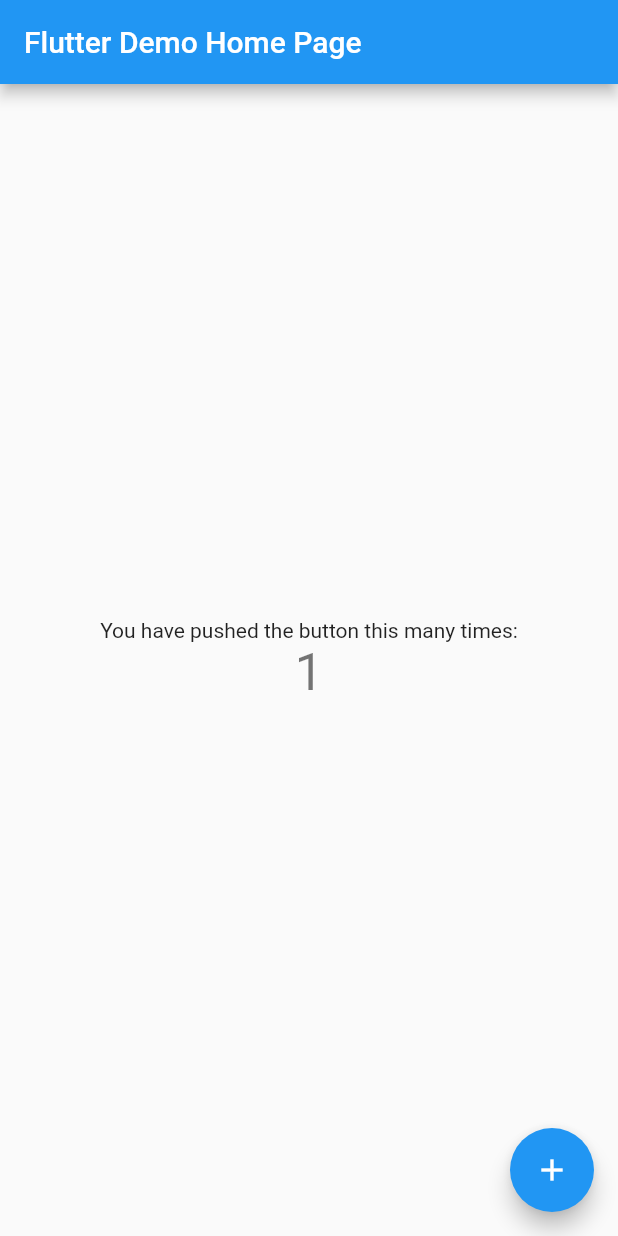
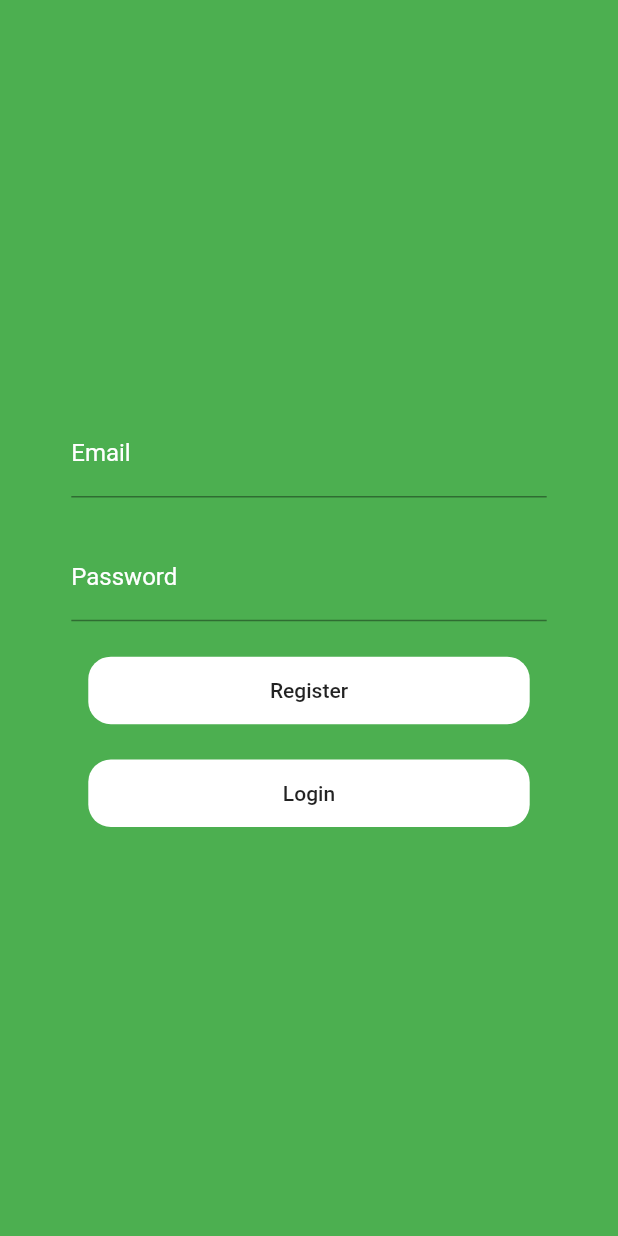
Before and after one commit to BlackBearFTW/EcoChat-Mobile, a Flutter app: the screen it shows after launch, after a tap on the "add" icon, on a phone screen of 412 x 824 dp. Run offline on Flutter 3.47's test engine with Material 2 defaults, Android fonts, the phone set to English and light mode, and no system bars.

Commit message:
defined files, defined routes: user homescreen, auth, and admin homescreen. added a button to the home screen, added auth screen, made preperations for the upcomming auth api

```diff
--- a/lib/net/api_methods.dart
+++ b/lib/net/api_methods.dart
@@ -0,0 +1,26 @@
+Future<bool> signIn(String email, String password) async {
+  //TODO send signIn to api
+
+  try {
+    // TODO send request to api
+    return true;
+  } catch (e) {
+    //TODO return error to user
+    // print(e.toString());
+    return false;
+  }
+}
+
+//not clean enough/ smooth enough for publish - but will work for now
+Future<bool> register(String email, String password) async {
+  //TODO send register to api
+
+  try {
+    //TODO call api
+    return true;
+  } catch (e) {
+    //TODO return error to user
+    // print(e.toString());
+    return false;
+  }
+}
--- a/lib/user_interface/admin/home_view.dart
+++ b/lib/user_interface/admin/home_view.dart
@@ -0,0 +1,25 @@
+// import 'package:ecochat_app/net/api_methods.dart';
+import 'package:flutter/material.dart';
+
+// import 'add_echo_chat.dart';
+
+class HomeView extends StatefulWidget {
+  const HomeView({Key? key}) : super(key: key);
+
+  @override
+  _HomeViewState createState() => _HomeViewState();
+}
+
+class _HomeViewState extends State<HomeView> {
+  // @override
+  // void initState() {
+  //   //  TODO Add functions..
+  // }
+
+  @override
+  Widget build(BuildContext context) {
+    return const Scaffold(
+      body: Text("homeview Admin"),
+    );
+  }
+}
--- a/lib/user_interface/authentication.dart
+++ b/lib/user_interface/authentication.dart
@@ -0,0 +1,118 @@
+import 'package:flutter/cupertino.dart';
+import 'package:flutter/material.dart';
+import 'package:ecochat_app/net/api_methods.dart';
+
+import 'admin/home_view.dart';
+
+class Authentication extends StatefulWidget {
+  const Authentication({Key? key}) : super(key: key);
+
+  @override
+  _AuthenticationState createState() => _AuthenticationState();
+}
+
+class _AuthenticationState extends State<Authentication> {
+  final TextEditingController _emailField = TextEditingController();
+  final TextEditingController _passwordField = TextEditingController();
+
+  @override
+  Widget build(BuildContext context) {
+    return Scaffold(
+      body: Container(
+          width: MediaQuery.of(context).size.width,
+          height: MediaQuery.of(context).size.height,
+          decoration: const BoxDecoration(
+            color: Colors.green,
+          ),
+          child: Column(
+            mainAxisAlignment: MainAxisAlignment.center,
+            children: [
+              SizedBox(
+                width: MediaQuery.of(context).size.width / 1.3,
+                child: TextFormField(
+                  style: const TextStyle(color: Colors.white),
+                  controller: _emailField,
+                  decoration: const InputDecoration(
+                    hintText: "Email",
+                    hintStyle: TextStyle(
+                      color: Colors.white,
+                    ),
+                    labelText: "Email",
+                    labelStyle: TextStyle(
+                      color: Colors.white,
+                    ),
+                  ),
+                ),
+              ),
+              SizedBox(height: MediaQuery.of(context).size.height / 35),
+              SizedBox(
+                width: MediaQuery.of(context).size.width / 1.3,
+                child: TextFormField(
+                  style: const TextStyle(color: Colors.white),
+                  controller: _passwordField,
+                  obscureText: true,
+                  decoration: const InputDecoration(
+                    hintText: "Password",
+                    hintStyle: TextStyle(
+                      color: Colors.white,
+                    ),
+                    labelText: "Password",
+                    labelStyle: TextStyle(
+                      color: Colors.white,
+                    ),
+                  ),
+                ),
+              ),
+              SizedBox(height: MediaQuery.of(context).size.height / 35),
+              Container(
+                width: MediaQuery.of(context).size.width / 1.4,
+                height: 45,
+                decoration: BoxDecoration(
+                  borderRadius: BorderRadius.circular(15.0),
+                  color: Colors.white,
+                ),
+                child: MaterialButton(
+                  onPressed: () async {
+                    bool shouldNavigate =
+                    await register(_emailField.text, _passwordField.text);
+                    if (shouldNavigate) {
+                      Navigator.push(
+                        context,
+                        MaterialPageRoute(
+                          builder: (context) => const HomeView(),
+                        ),
+                      );
+                    }
+                  },
+                  child: const Text("Register"),
+                ),
+              ),
+              SizedBox(height: MediaQuery.of(context).size.height / 35),
+              Container(
+                width: MediaQuery.of(context).size.width / 1.4,
+                height: 45,
+                decoration: BoxDecoration(
+                  borderRadius: BorderRadius.circular(15.0),
+                  color: Colors.white,
+                ),
+                child: MaterialButton(
+                  onPressed: () async {
+                    bool shouldNavigate =
+                    await signIn(_emailField.text, _passwordField.text);
+                    if (shouldNavigate) {
+                      Navigator.push(
+                        context,
+                        MaterialPageRoute(
+                          builder: (context) => const HomeView(),
+                        ),
+                      );
+                    }
+                  },
+                  child: const Text("Login"),
+                ),
+              ),
+            ],
+          )),
+    );
+  }
+}
--- a/lib/user_interface/main.dart
+++ b/lib/user_interface/main.dart
@@ -1,115 +1,20 @@
 import 'package:flutter/material.dart';
 
-void main() {
+import 'user/home_view.dart';
+
+void main() async{
+  WidgetsFlutterBinding.ensureInitialized();
   runApp(const MyApp());
 }
 
 class MyApp extends StatelessWidget {
   const MyApp({Key? key}) : super(key: key);
 
-  // This widget is the root of your application.
   @override
   Widget build(BuildContext context) {
-    return MaterialApp(
-      title: 'Flutter Demo',
-      theme: ThemeData(
-        // This is the theme of your application.
-        //
-        // Try running your application with "flutter run". You'll see the
-        // application has a blue toolbar. Then, without quitting the app, try
-        // changing the primarySwatch below to Colors.green and then invoke
-        // "hot reload" (press "r" in the console where you ran "flutter run",
-        // or simply save your changes to "hot reload" in a Flutter IDE).
-        // Notice that the counter didn't reset back to zero; the application
-        // is not restarted.
-        primarySwatch: Colors.blue,
-      ),
-      home: const MyHomePage(title: 'Flutter Demo Home Page'),
+    return const MaterialApp(
+      title: 'EcoChat',
+      home: HomeView(),
     );
   }
 }
-
-class MyHomePage extends StatefulWidget {
-  const MyHomePage({Key? key, required this.title}) : super(key: key);
-
-  // This widget is the home page of your application. It is stateful, meaning
-  // that it has a State object (defined below) that contains fields that affect
-  // how it looks.
-
-  // This class is the configuration for the state. It holds the values (in this
-  // case the title) provided by the parent (in this case the App widget) and
-  // used by the build method of the State. Fields in a Widget subclass are
-  // always marked "final".
-
-  final String title;
-
-  @override
-  State<MyHomePage> createState() => _MyHomePageState();
-}
-
-class _MyHomePageState extends State<MyHomePage> {
-  int _counter = 0;
-
-  void _incrementCounter() {
-    setState(() {
-      // This call to setState tells the Flutter framework that something has
-      // changed in this State, which causes it to rerun the build method below
-      // so that the display can reflect the updated values. If we changed
-      // _counter without calling setState(), then the build method would not be
-      // called again, and so nothing would appear to happen.
-      _counter++;
-    });
-  }
-
-  @override
-  Widget build(BuildContext context) {
-    // This method is rerun every time setState is called, for instance as done
-    // by the _incrementCounter method above.
-    //
-    // The Flutter framework has been optimized to make rerunning build methods
-    // fast, so that you can just rebuild anything that needs updating rather
-    // than having to individually change instances of widgets.
-    return Scaffold(
-      appBar: AppBar(
-        // Here we take the value from the MyHomePage object that was created by
-        // the App.build method, and use it to set our appbar title.
-        title: Text(widget.title),
-      ),
-      body: Center(
-        // Center is a layout widget. It takes a single child and positions it
-        // in the middle of the parent.
-        child: Column(
-          // Column is also a layout widget. It takes a list of children and
-          // arranges them vertically. By default, it sizes itself to fit its
-          // children horizontally, and tries to be as tall as its parent.
-          //
-          // Invoke "debug painting" (press "p" in the console, choose the
-          // "Toggle Debug Paint" action from the Flutter Inspector in Android
-          // Studio, or the "Toggle Debug Paint" command in Visual Studio Code)
-          // to see the wireframe for each widget.
-          //
-          // Column has various properties to control how it sizes itself and
-          // how it positions its children. Here we use mainAxisAlignment to
-          // center the children vertically; the main axis here is the vertical
-          // axis because Columns are vertical (the cross axis would be
-          // horizontal).
-          mainAxisAlignment: MainAxisAlignment.center,
-          children: <Widget>[
-            const Text(
-              'You have pushed the button this many times:',
-            ),
-            Text(
-              '$_counter',
-              style: Theme.of(context).textTheme.headline4,
-            ),
-          ],
-        ),
-      ),
-      floatingActionButton: FloatingActionButton(
-        onPressed: _incrementCounter,
-        tooltip: 'Increment',
-        child: const Icon(Icons.add),
-      ), // This trailing comma makes auto-formatting nicer for build methods.
-    );
-  }
-}
--- a/lib/user_interface/user/home_view.dart
+++ b/lib/user_interface/user/home_view.dart
@@ -0,0 +1,57 @@
+// import 'package:ecochat_app/net/api_methods.dart';
+import 'package:flutter/material.dart';
+
+import '../authentication.dart';
+
+class HomeView extends StatefulWidget {
+  const HomeView({Key? key}) : super(key: key);
+
+  @override
+  _HomeViewState createState() => _HomeViewState();
+}
+
+class _HomeViewState extends State<HomeView> {
+  // @override
+  // void initState() {
+  //   //  TODO Add functions..
+  // }
+
+  @override
+  Widget build(BuildContext context) {
+    return Scaffold(
+      body: Row(
+        mainAxisAlignment: MainAxisAlignment.spaceEvenly,
+        children: [
+          Column(
+            mainAxisAlignment: MainAxisAlignment.spaceEvenly,
+            crossAxisAlignment: CrossAxisAlignment.start,
+            children: const [
+              Text("Homeview User"),
+            ],
+          ),
+          Column(
+            mainAxisAlignment: MainAxisAlignment.spaceEvenly,
+            crossAxisAlignment: CrossAxisAlignment.start,
+            children: [
+              FloatingActionButton(
+                onPressed: () {
+                  Navigator.push(
+                    context,
+                    MaterialPageRoute(
+                      builder: (context) => const Authentication(),
+                    ),
+                  );
+                },
+                child: const Icon(
+                  Icons.add,
+                  color: Colors.white,
+                ),
+                backgroundColor: Colors.blue,
+              ),
+            ],
+          ),
+        ],
+      ),
+    );
+  }
+}
```
